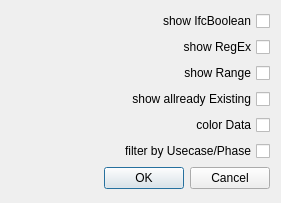
Qt form som_gui/module/property_import/qt/SettingsWidget.ui (c-mellueh/SOM-Toolkit) before a commit.
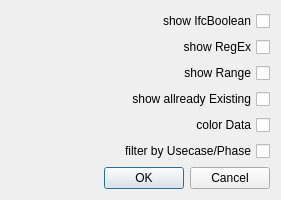
The same form after that commit.

Commit message: re add buttons to ui

```diff
--- a/som_gui/module/property_import/qt/SettingsWidget.ui
+++ b/som_gui/module/property_import/qt/SettingsWidget.ui
@@ -7,7 +7,7 @@
                 <x>0</x>
                 <y>0</y>
                 <width>281</width>
-                <height>203</height>
+    <height>198</height>
             </rect>
         </property>
         <property name="windowTitle">
```
Left out of the diff: 5 changed lines with no effect on the pictures. Lines whose indentation alone changed are shown as unchanged. The commit also changes 6 other files.
